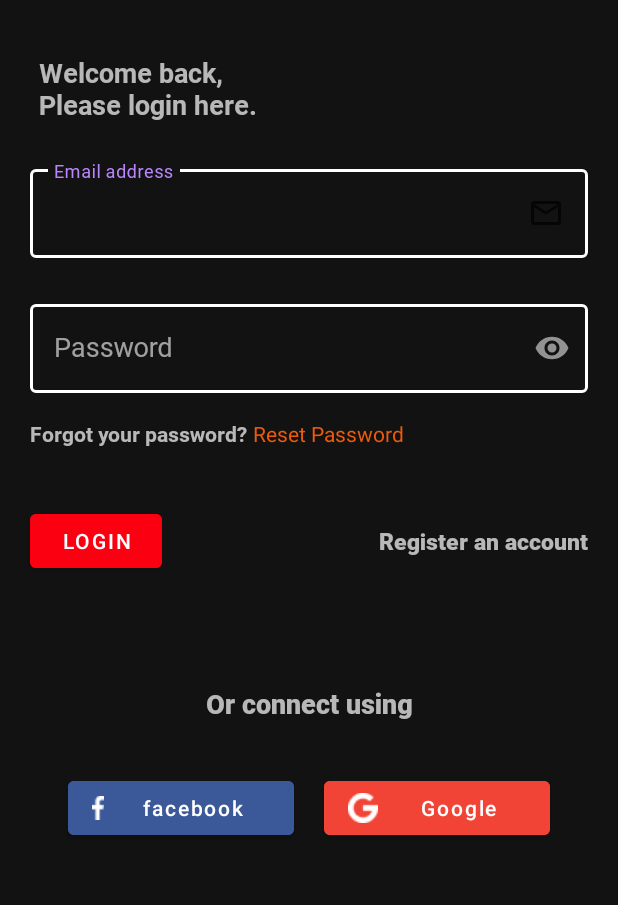
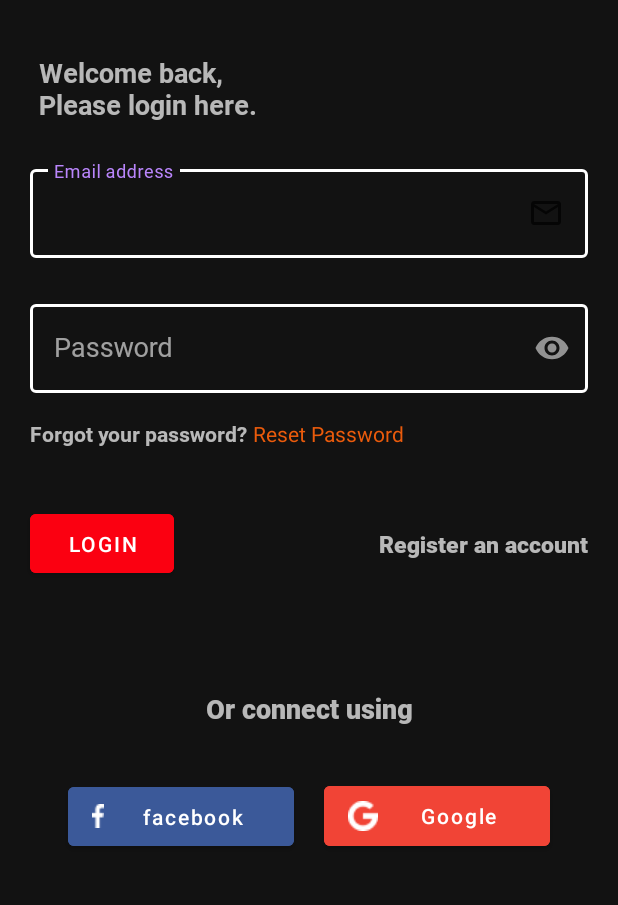
Before and after one commit to paulodhiambo/lx9ja, an Android app: the LoginActivity screen opened directly, with no data from a screen before it, on a phone screen of 412 x 824 dp, the part 134-1039 px from its top. Run offline under Robolectric (Android 15) with nearby library versions, the phone set to English and light mode, and no system bars.

Commit message:
auth screens layout refactor

```diff
--- a/app/src/main/java/com/loud9ja/loud9ja/ui/authentication/LoginActivity.kt
+++ b/app/src/main/java/com/loud9ja/loud9ja/ui/authentication/LoginActivity.kt
@@ -6,6 +6,7 @@ import android.os.Bundle
 import android.widget.TextView
 import com.loud9ja.loud9ja.R
 import com.loud9ja.loud9ja.databinding.ActivityLoginBinding
+import com.loud9ja.loud9ja.ui.home.MainActivity
 
 class LoginActivity : AppCompatActivity() {
     private lateinit var binding: ActivityLoginBinding
@@ -15,9 +16,13 @@ class LoginActivity : AppCompatActivity() {
         setContentView(binding.root)
 
         val registerButton = binding.root.findViewById<TextView>(R.id.txtRegister)
+        val loginButton = binding.btnLogin
 
         registerButton.setOnClickListener {
             startActivity(Intent(this, RegisterActivity::class.java))
         }
+        loginButton.setOnClickListener {
+            startActivity(Intent(this, MainActivity::class.java))
+        }
     }
 }
--- a/app/src/main/res/layout/activity_login.xml
+++ b/app/src/main/res/layout/activity_login.xml
@@ -95,12 +95,16 @@
         app:layout_constraintTop_toTopOf="@+id/textView2" />
 
     <Button
-        android:id="@+id/button"
+        android:id="@+id/btnLogin"
         android:layout_width="wrap_content"
         android:layout_height="wrap_content"
         android:layout_marginStart="20dp"
         android:layout_marginTop="38dp"
         android:backgroundTint="@color/colorAccent"
+        android:paddingStart="25dp"
+        android:paddingTop="10dp"
+        android:paddingEnd="25dp"
+        android:paddingBottom="10dp"
         android:text="LOGIN"
         android:textColor="@color/white"
         app:layout_constraintStart_toStartOf="parent"
@@ -114,9 +118,9 @@
         android:fontFamily="@font/roboto_black"
         android:text="Register an account"
         android:textSize="15sp"
-        app:layout_constraintBottom_toBottomOf="@+id/button"
+        app:layout_constraintBottom_toBottomOf="@+id/btnLogin"
         app:layout_constraintEnd_toEndOf="parent"
-        app:layout_constraintTop_toTopOf="@+id/button" />
+        app:layout_constraintTop_toTopOf="@+id/btnLogin" />
 
     <TextView
         android:id="@+id/textView5"
@@ -128,7 +132,7 @@
         android:textSize="18sp"
         app:layout_constraintEnd_toEndOf="parent"
         app:layout_constraintStart_toStartOf="parent"
-        app:layout_constraintTop_toBottomOf="@+id/button" />
+        app:layout_constraintTop_toBottomOf="@+id/btnLogin" />
 
     <Button
         android:id="@+id/button2"
@@ -138,7 +142,9 @@
         android:layout_marginEnd="10dp"
         android:backgroundTint="@color/facebookButtonColor"
         android:drawableLeft="@drawable/facebook"
-        android:text="facebook"
+        android:paddingTop="10dp"
+        android:paddingBottom="10dp"
+        android:text="@string/facebook"
         android:textAllCaps="false"
         android:textColor="@color/white"
         app:layout_constraintBottom_toBottomOf="@+id/button3"
@@ -155,7 +161,9 @@
         android:layout_marginEnd="45dp"
         android:backgroundTint="@color/googleButtonColor"
         android:drawableLeft="@drawable/google"
-        android:text="Google"
+        android:paddingTop="10dp"
+        android:paddingBottom="10dp"
+        android:text="@string/google"
         android:textAllCaps="false"
         android:textColor="@color/white"
         app:layout_constraintEnd_toEndOf="parent"
--- a/app/src/main/res/values-night/themes.xml
+++ b/app/src/main/res/values-night/themes.xml
@@ -43,4 +43,8 @@
         <item name="fontFamily">@font/roboto_regular</item>
         <item name="hintTextColor">@color/white</item>
     </style>
+
+    <style name="ButtonTheme" parent="Widget.MaterialComponents.Button.OutlinedButton">
+        <item name="android:textColor">@color/white</item>
+    </style>
 </resources>
--- a/app/src/main/res/values/strings.xml
+++ b/app/src/main/res/values/strings.xml
@@ -24,4 +24,9 @@
     <string name="info">Info</string>
     <string name="live_stream">Live Stream</string>
     <string name="location">Location</string>
+    <string name="get_started">GET STARTED</string>
+    <string name="groups">Groups</string>
+    <string name="report">Report</string>
+    <string name="google">Google</string>
+    <string name="facebook">facebook</string>
 </resources>
--- a/app/src/main/res/values/themes.xml
+++ b/app/src/main/res/values/themes.xml
@@ -56,4 +56,8 @@
         <item name="fontFamily">@font/roboto_regular</item>
         <item name="hintTextColor">@color/black</item>
     </style>
+
+    <style name="ButtonTheme" parent="Widget.MaterialComponents.Button.OutlinedButton">
+        <item name="android:textColor">@color/black</item>
+    </style>
 </resources>
```
Also changed, not shown: app/src/main/res/layout/activity_getting_started.xml (+5 -5 lines), app/src/main/res/layout/activity_register.xml (+6 -6 lines).
